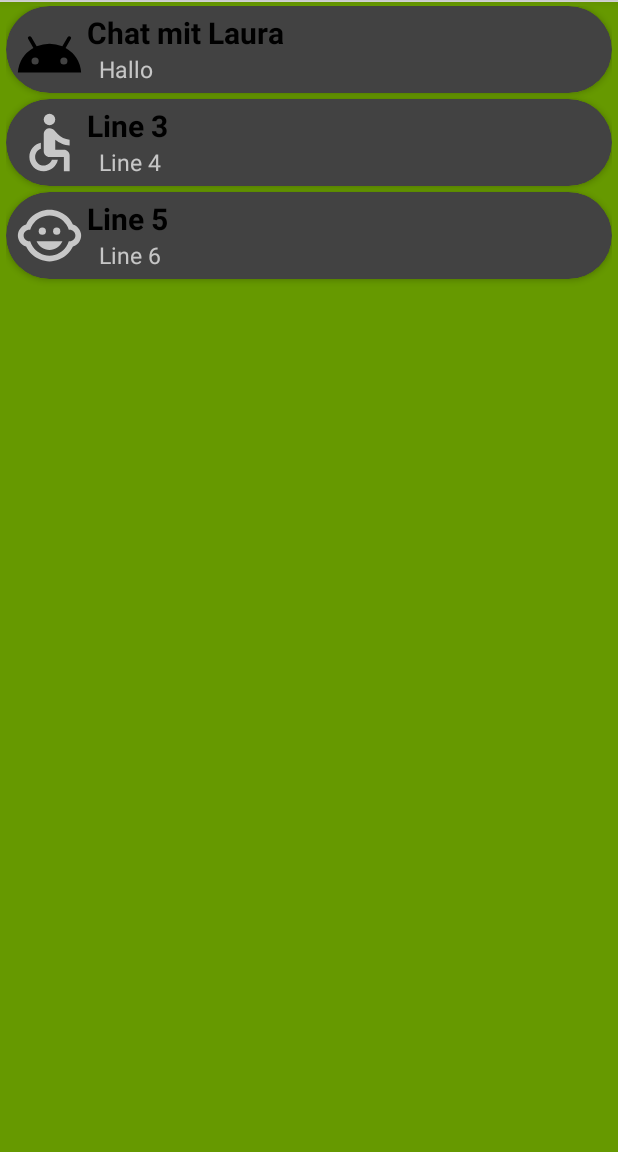
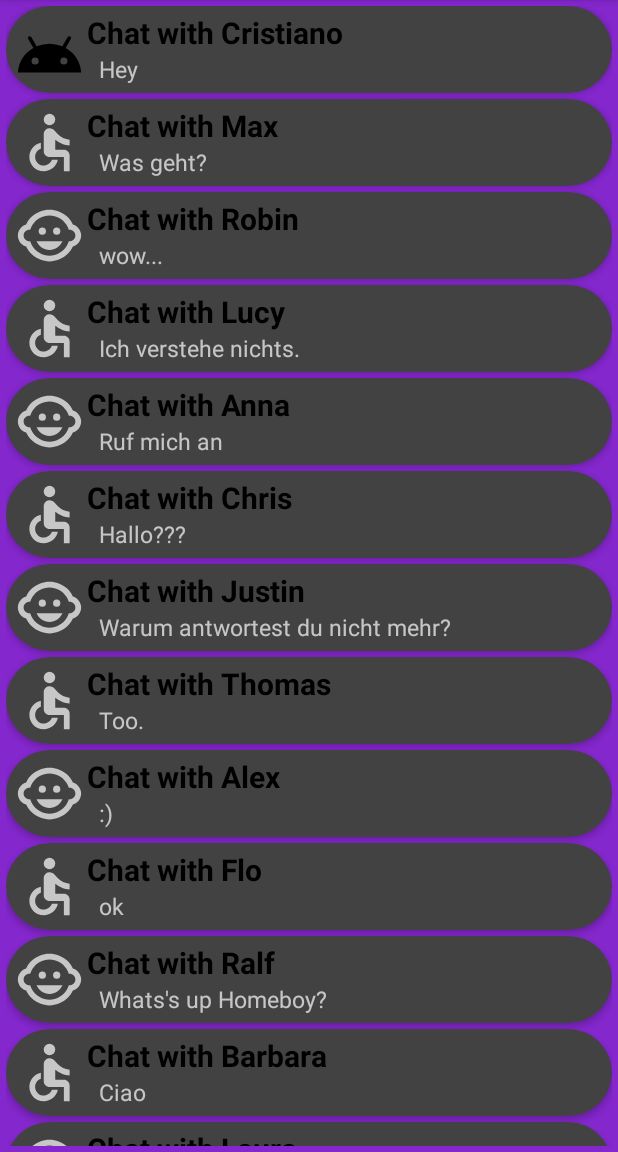
Before and after one commit to OmarSaiyajin/MyMessenger, an Android app: the screen it shows after launch (MainActivity), on a phone screen of 412 x 824 dp, the part 84-1236 px from its top. Run offline under Robolectric (Android 15) with nearby library versions, the phone set to English and light mode, and no system bars.

Commit message:
Deleted some stuff

```diff
--- a/app/build.gradle
+++ b/app/build.gradle
@@ -22,6 +22,8 @@ android {
             proguardFiles getDefaultProguardFile('proguard-android-optimize.txt'), 'proguard-rules.pro'
         }
     }
+
+
     compileOptions {
         sourceCompatibility JavaVersion.VERSION_1_8
         targetCompatibility JavaVersion.VERSION_1_8
--- a/app/src/main/java/com/example/navigation/MainActivity.java
+++ b/app/src/main/java/com/example/navigation/MainActivity.java
@@ -29,30 +29,12 @@ import java.util.List;
 
 public class MainActivity extends AppCompatActivity implements NavigationView.OnNavigationItemSelectedListener {
     private DrawerLayout drawerLayout;
-    private RecyclerView mRecyclerView;
-    private RecyclerView.Adapter mAdapter;
-    private RecyclerView.LayoutManager mLayoutManager;
 
     @RequiresApi(api = Build.VERSION_CODES.N)
     @Override
     protected void onCreate(Bundle savedInstanceState) {
         super.onCreate(savedInstanceState);
         setContentView(R.layout.activity_main);
-
-
-/*
-        ImageButton en = findViewById(R.id.btn_en);
-        ImageButton de = findViewById(R.id.btn_de);
-        LanguageManager languageManager = new LanguageManager(this);
-        en.setOnClickListener(view -> {
-            languageManager.updateResource("en");
-            recreate();
-        });
-        de.setOnClickListener(view -> {
-            languageManager.updateResource("de");
-        });
-*/
-
 
         Toolbar toolbar = findViewById(R.id.toolbar);
         setSupportActionBar(toolbar);
@@ -84,12 +66,6 @@ public class MainActivity extends AppCompatActivity implements NavigationView.On
             case R.id.ic_settings:
                 getSupportFragmentManager().beginTransaction().replace(R.id.fragment_container, new SettingFragment()).commit();
                 break;
-            case R.id.nav_share:
-                Toast.makeText(this, "Share", Toast.LENGTH_SHORT).show();
-                break;
-            case R.id.nav_send:
-                Toast.makeText(this, "Send", Toast.LENGTH_SHORT).show();
-                break;
         }
         drawerLayout.closeDrawer(GravityCompat.START);
         return true;
--- a/app/src/main/java/com/example/navigation/fragments/ChatFragment.java
+++ b/app/src/main/java/com/example/navigation/fragments/ChatFragment.java
@@ -44,36 +44,56 @@ public class ChatFragment extends Fragment {
         recyclerView.setLayoutManager(layoutManager);
         recyclerView.setAdapter(adapter);
 
-        User martin = new User();
-        martin.setId(1);
-        martin.setName("Martin");
+//        User martin = new User();
+//        martin.setId(1);
+//        martin.setName("Martin");
 
-        User laura = new User();
-        laura.setId(2);
-        laura.setName("Laura");
+//        User laura = new User();
+//        laura.setId(2);
+//        laura.setName("Laura");
 
-        User lisa = new User();
-        laura.setId(3);
-        laura.setName("Lisa");
+//        User lisa = new User();
+//        laura.setId(3);
+//        laura.setName("Lisa");
+//
+//        User lana = new User();
+//        laura.setId(4);
+//        laura.setName("Lana");
 
-        User lana = new User();
-        laura.setId(4);
-        laura.setName("Lana");
+//        ChatService chatService = new ChatService();
+//        List<User> users = new ArrayList<>();
+//        users.add(martin);
+//        users.add(laura);
+//        users.add(lisa);
+//        users.add(lana);
+//
+//
+//
+//
+//       // chatService.createNewChat(users, "Chat mit Laura");
+//        chatService.createNewChat(users, "Chat "+ getString(R.string.with) + " " + users.get(0).getName());
+//       // chatService.createNewChat(users, "Chat "+ R.string.with + " " + users.get(1).getName());
+//       // chatService.createNewChat(users, "Chat "+ R.string.with + " " + users.get(2).getName());
+//      //  chatService.createNewChat(users, "Chat "+ R.string.with + " " + users.get(3).getName());
+//        List<Chat> myChats = chatService.getAllChatsForUser(martin);
+//        chatService.sendChatMessage(myChats.get(0).getId(), new Message("Hallo", martin, true));
+//        chatService.sendChatMessage(myChats.get(0).getId(), new Message("Was", martin, true));
 
-        ChatService chatService = new ChatService();
-        List<User> users = new ArrayList<>();
-        users.add(martin);
-        users.add(laura);
-        users.add(lisa);
-        users.add(lana);
-
-        chatService.createNewChat(users, "Chat mit Laura");
-        List<Chat> myChats = chatService.getAllChatsForUser(martin);
-        chatService.sendChatMessage(myChats.get(0).getId(), new Message("Hallo", martin, true));
-
-        itemExamples.add((new ItemExample(R.drawable.ic_android, myChats.get(0).getName(), myChats.get(0).getMessages().get(0).getMessage())));
-        itemExamples.add(new ItemExample(R.drawable.ic_accessible, "Line 3", "Line 4"));
-        itemExamples.add(new ItemExample(R.drawable.ic_child_care, "Line 5", "Line 6"));
+        itemExamples.add(new ItemExample(R.drawable.ic_android, "Chat " + getString(R.string.with) + " Cristiano","Hey"));
+        itemExamples.add(new ItemExample(R.drawable.ic_accessible, "Chat " + getString(R.string.with) + " Max", "Was geht?"));
+        itemExamples.add(new ItemExample(R.drawable.ic_child_care, "Chat " + getString(R.string.with) + " Robin", "wow..."));
+        itemExamples.add(new ItemExample(R.drawable.ic_accessible, "Chat " + getString(R.string.with) + " Lucy", "Ich verstehe nichts."));
+        itemExamples.add(new ItemExample(R.drawable.ic_child_care, "Chat " + getString(R.string.with) + " Anna", "Ruf mich an"));
+        itemExamples.add(new ItemExample(R.drawable.ic_accessible, "Chat " + getString(R.string.with) + " Chris", "Hallo???"));
+        itemExamples.add(new ItemExample(R.drawable.ic_child_care, "Chat " + getString(R.string.with) + " Justin", "Warum antwortest du nicht mehr?"));
+        itemExamples.add(new ItemExample(R.drawable.ic_accessible, "Chat " + getString(R.string.with) + " Thomas", "Too."));
+        itemExamples.add(new ItemExample(R.drawable.ic_child_care, "Chat " + getString(R.string.with) + " Alex", ":)"));
+        itemExamples.add(new ItemExample(R.drawable.ic_accessible, "Chat " + getString(R.string.with) + " Flo", "ok"));
+        itemExamples.add(new ItemExample(R.drawable.ic_child_care, "Chat " + getString(R.string.with) + " Ralf", "Whats's up Homeboy?"));
+        itemExamples.add(new ItemExample(R.drawable.ic_accessible, "Chat " + getString(R.string.with) + " Barbara", "Ciao"));
+        itemExamples.add(new ItemExample(R.drawable.ic_child_care, "Chat " + getString(R.string.with) + " Laura", "Ruf mich nicht mehr an"));
+        itemExamples.add(new ItemExample(R.drawable.ic_accessible, "Chat " + getString(R.string.with) + " Samuel", "Alles klar"));
+        itemExamples.add(new ItemExample(R.drawable.ic_child_care, "Chat " + getString(R.string.with) + " Jenny", "!"));
 
         return rootview;
     }
--- a/app/src/main/java/com/example/navigation/fragments/FavoriteFragment.java
+++ b/app/src/main/java/com/example/navigation/fragments/FavoriteFragment.java
@@ -33,7 +33,7 @@ public class FavoriteFragment extends Fragment {
 
     @Override
     public View onCreateView(LayoutInflater inflater, ViewGroup container, Bundle savedInstanceState) {
-        View rootview =  inflater.inflate(R.layout.fragment_favorite, container, false);
+        View rootview = inflater.inflate(R.layout.fragment_favorite, container, false);
 
         ArrayList<ItemExample> itemExamples = new ArrayList<>();
 
@@ -59,7 +59,7 @@ public class FavoriteFragment extends Fragment {
         users.add(laura);
 
 
-        chatService.createNewChat(users, "Chat mit Laura");
+        chatService.createNewChat(users, "Chat " + getString(R.string.with) + " Laura");
         List<Chat> myChats = chatService.getAllChatsForUser(martin);
         chatService.sendChatMessage(myChats.get(0).getId(), new Message("Hallo", martin, true));
 
--- a/app/src/main/res/layout/activity_main.xml
+++ b/app/src/main/res/layout/activity_main.xml
@@ -18,6 +18,7 @@
             android:layout_width="match_parent"
             android:layout_height="?attr/actionBarSize"
             android:background="@color/black"
+            android:text="@string/app_name"
             android:id="@+id/toolbar"
             android:theme="@style/ThemeOverlay.AppCompat.Dark.ActionBar"
             app:popupTheme="@style/ThemeOverlay.AppCompat.Light"
@@ -31,14 +32,13 @@
     </LinearLayout>
 
 
-
     <com.google.android.material.navigation.NavigationView
+        android:id="@+id/nav_view"
         android:layout_width="wrap_content"
         android:layout_height="match_parent"
         android:layout_gravity="start"
-        android:id="@+id/nav_view"
         app:headerLayout="@layout/nav_header"
-        app:menu="@menu/nav_menu"/>
+        app:menu="@menu/nav_menu" />
 
 
 </androidx.drawerlayout.widget.DrawerLayout>
--- a/app/src/main/res/layout/fragment_chat.xml
+++ b/app/src/main/res/layout/fragment_chat.xml
@@ -4,9 +4,7 @@
     xmlns:tools="http://schemas.android.com/tools"
     android:layout_width="match_parent"
     android:layout_height="match_parent"
-    android:background="@android:color/holo_green_dark">
-
-
+    android:background="@color/background_tint">
 
     <androidx.recyclerview.widget.RecyclerView
         android:id="@+id/recylerview"
@@ -14,21 +12,5 @@
         android:layout_height="match_parent"
         android:padding="4dp"
         android:scrollbars="vertical"/>
-       <!-- android:background="@android:color/darker_gray" -->
-
-    <TextView
-        android:id="@+id/text_gchat_indicator"
-        android:layout_width="wrap_content"
-        android:layout_height="wrap_content"
-        android:layout_marginStart="16dp"
-        android:visibility="gone"
-        app:layout_constraintBottom_toTopOf="@id/view"
-        app:layout_constraintStart_toStartOf="parent" />
-
-    <View
-        android:id="@+id/view"
-        android:layout_width="match_parent"
-        android:layout_height="1dp"
-        android:background="#e0e0e0" />
 
 </androidx.constraintlayout.widget.ConstraintLayout>
--- a/app/src/main/res/layout/nav_header.xml
+++ b/app/src/main/res/layout/nav_header.xml
@@ -3,7 +3,7 @@
     android:orientation="vertical"
     android:layout_width="match_parent"
     android:layout_height="176dp"
-    android:background="@color/teal_200"
+    android:background="@color/nav_background"
     android:gravity="bottom"
     android:padding="16dp"
     android:theme="@style/ThemeOverlay.AppCompat.Dark">
@@ -17,11 +17,11 @@
         android:layout_width="wrap_content"
         android:layout_height="wrap_content"
         android:paddingTop="8dp"
-        android:text="MyMessenger"
+        android:text="@string/app_name"
         android:textAppearance="@style/TextAppearance.AppCompat.Body1"/>
 
     <TextView
         android:layout_width="wrap_content"
         android:layout_height="wrap_content"
-        android:text="Test123"/>
+        android:text="@string/reception"/>
 </LinearLayout>
--- a/app/src/main/res/menu/nav_menu.xml
+++ b/app/src/main/res/menu/nav_menu.xml
@@ -19,15 +19,4 @@
             android:title="@string/settings"/>
     </group>
 
-    <item android:title="Communicate">
-        <menu>
-            <item android:id="@+id/nav_share"
-                android:icon="@drawable/ic_share"
-                android:title="@string/share"/>
-            <item android:id="@+id/nav_send"
-                android:icon="@drawable/ic_send"
-                android:title="@string/send"/>
-        </menu>
-    </item>
-
 </menu>
--- a/app/src/main/res/values/colors.xml
+++ b/app/src/main/res/values/colors.xml
@@ -7,4 +7,6 @@
     <color name="teal_700">#FF018786</color>
     <color name="black">#FF000000</color>
     <color name="white">#FFFFFFFF</color>
+    <color name="background_tint">#8427CD</color>
+    <color name="nav_background">#FFBB86FC</color>
 </resources>
--- a/app/src/main/res/values/strings.xml
+++ b/app/src/main/res/values/strings.xml
@@ -1,5 +1,6 @@
 <resources>
     <string name="app_name">My Messenger</string>
+    <string name="reception">Welcome!</string>
 
     <string name="navigation_drawer_open">Open navigation drawer</string>
     <string name="navigation_drawer_close">Close navigation drawer</string>
@@ -7,7 +8,8 @@
     <string name="chats">Chat</string>
     <string name="favorites">Favorites</string>
     <string name="settings">Settings</string>
-    <string name="share">Share</string>
-    <string name="send">Send</string>
+    <string name="distribute">Distribute</string>
     <string name="example">Example</string>
+
+    <string name="with">with</string>
 </resources>
```
Also changed, not shown: app/src/main/java/com/example/navigation/LanguageManager.java (+3 -7 lines), app/src/main/java/com/example/navigation/fragments/SettingFragment.java (+11 -20 lines), app/src/main/res/layout/fragment_favorite.xml (+1 -17 lines), app/src/main/res/layout/fragment_setting.xml (+7 -3 lines), 2 other files.
